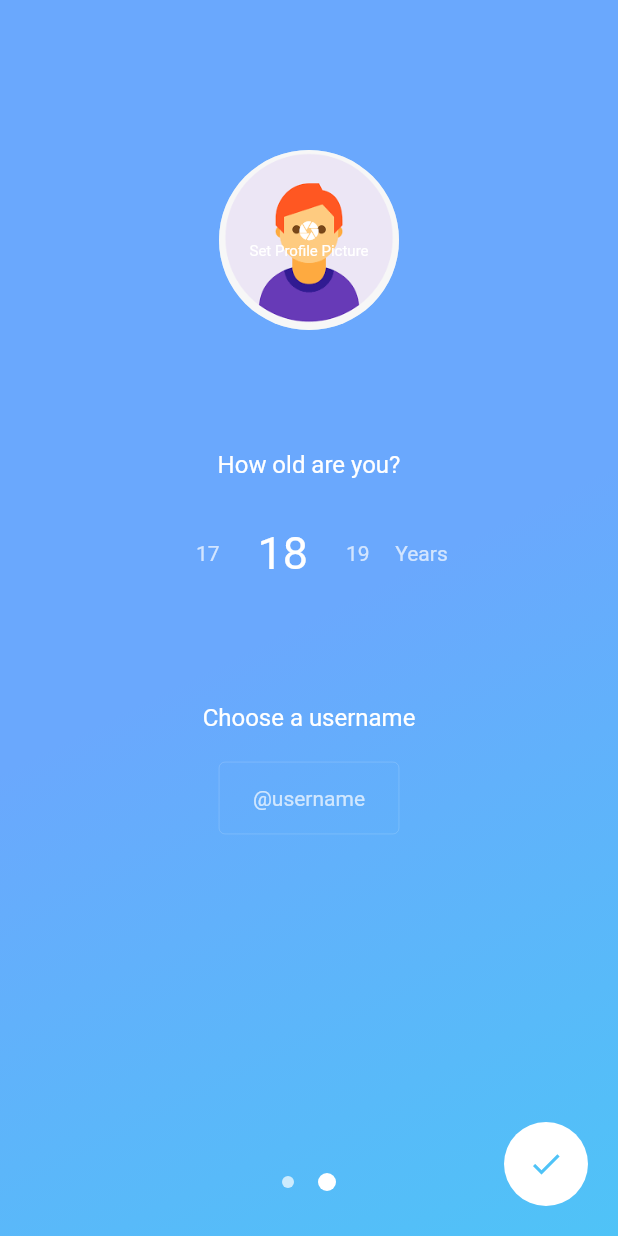
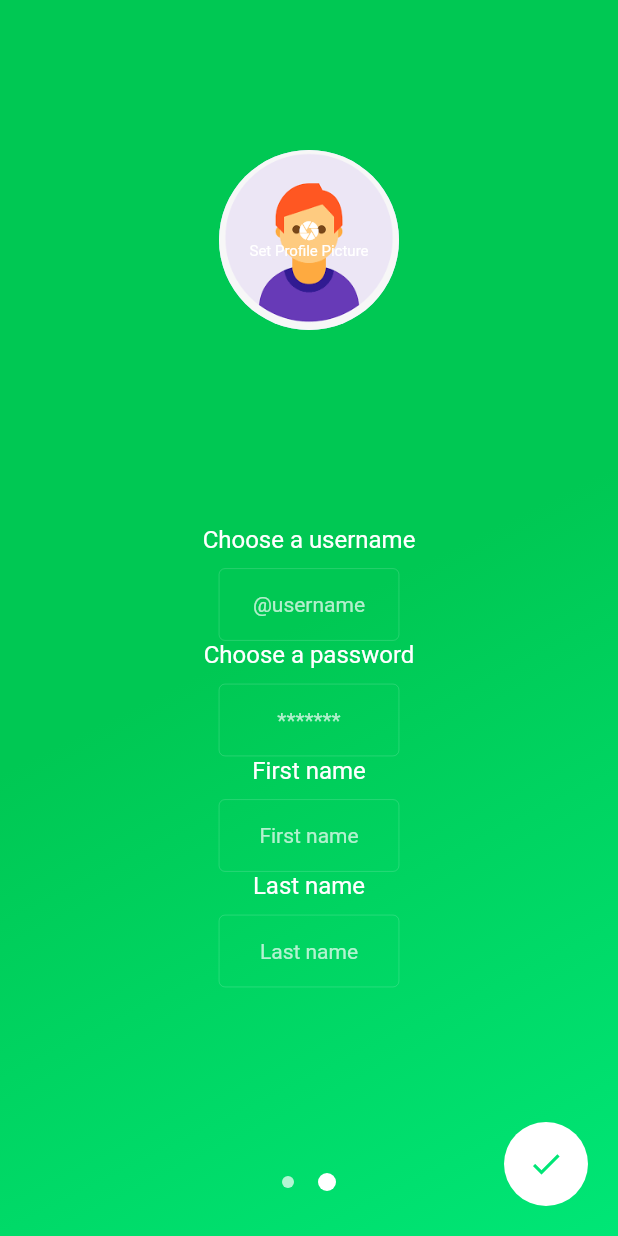
Before and after one commit to paaweel/Messenger, a Flutter app: the screen it shows after launch, swiped to page 2, on a phone screen of 412 x 824 dp. Run offline on Flutter 3.47's test engine with Material 2 defaults, Android fonts, the phone set to English and light mode, and no system bars; our stand-ins replace bloc, cloud_firestore, equatable, firebase_auth, firebase_storage, flutter_bloc and 1 more; missing offline and left inert: infinite_listview, requests, rubber; accounts and stored records are empty.

Commit message:
Authenticate users

```diff
--- a/lib/blocs/authentication/AuthenticationEvent.dart
+++ b/lib/blocs/authentication/AuthenticationEvent.dart
@@ -10,13 +10,23 @@ class AppLaunched extends AuthenticationEvent {
   String toString() => 'AppLaunched';
 }
 
-class ClickedGoogleLogin extends AuthenticationEvent {
+class ClickedLogin extends AuthenticationEvent {
+  final String password;
+  final String username;
+  ClickedLogin(this.username, this.password);
   @override
-  String toString() => 'ClickedGoogleLogin';
+  String toString() => 'ClickedLogin';
+}
+
+class ClickedRegister extends AuthenticationEvent {
+  final User user;
+  ClickedRegister(this.user);
+  @override
+  String toString() => 'ClickedLogin';
 }
 
 class LoggedIn extends AuthenticationEvent {
-  final FirebaseUser user;
+  final User user;
   LoggedIn(this.user);
   @override
   String toString() => 'LoggedIn';
--- a/lib/blocs/authentication/AuthenticationState.dart
+++ b/lib/blocs/authentication/AuthenticationState.dart
@@ -16,17 +16,10 @@ class AuthInProgress extends AuthenticationState{
 }
 
 class Authenticated extends AuthenticationState{
-  final FirebaseUser user;
+  final User user;
   Authenticated(this.user);
   @override
   String toString() => 'Authenticated';
-}
-
-class PreFillData extends AuthenticationState{
-  final User user;
-  PreFillData(this.user);
-  @override
-  String toString() => 'PreFillData';
 }
 
 class UnAuthenticated extends AuthenticationState{
--- a/lib/config/Palette.dart
+++ b/lib/config/Palette.dart
@@ -3,9 +3,9 @@ import 'package:flutter/material.dart';
 // Color palette for the app
 class Palette{
   static Color primaryColor = Colors.white;
-  static Color accentColor =  Color(0xff4fc3f7);
+  static Color accentColor =  Color(0xFF00E676);//Color(0xff4fc3f7);
   static Color gradientStartColor = accentColor;
-  static Color gradientEndColor = Color(0xff6aa8fd);
+  static Color gradientEndColor = Color(0xFF00C853);//Color(0xff6aa8fd);
   static Color secondaryColor = Colors.black;
   static Color primaryTextColor = Colors.black;
   static Color primaryTextColorLight = Colors.white;
--- a/lib/models/User.dart
+++ b/lib/models/User.dart
@@ -1,28 +1,23 @@
-import 'package:cloud_firestore/cloud_firestore.dart';
-
 class User{
-  String uid;
-  String documentId;
-  String name;
+  String firstName;
+  String lastName;
   String username;
-  int age;
+  String password;
   String photoUrl;
 
-  User({this.uid, this.documentId, this.name, this.username, this.age, this.photoUrl});
+  User({this.firstName, this.lastName, this.username, this.password, this.photoUrl});
 
-  factory User.fromFirestore(DocumentSnapshot doc) {
-    Map data = doc.data;
+  factory User.fromJson(Map<String, dynamic> json) {
     return User(
-      uid: data['uid'],
-      documentId: doc.documentID,
-      name: data['name'],
-      username: data['username'],
-      age: data['age'],
-      photoUrl: data['photoUrl']
+        firstName: json['firstName'] as String,
+        lastName: json['lastName'] as String,
+        username: json['username'] as String,
+        password: json['password'] as String
     );
   }
+
   @override
   String toString() {
-   return '{ uid: $uid, documentId: $documentId, name: $name, age: $age, username: $username, photoUrl: $photoUrl }';
+   return '{ firstName: $firstName, lastName: $lastName, username: $username }';
   }
 }
--- a/lib/pages/RegisterPage.dart
+++ b/lib/pages/RegisterPage.dart
@@ -1,12 +1,18 @@
+import 'dart:io';
+
 import 'package:flutter/material.dart';
 import 'package:flutter/widgets.dart';
+import 'package:flutter_bloc/flutter_bloc.dart';
+import 'package:image_picker/image_picker.dart';
 import 'package:kopper/config/Assets.dart';
 import 'package:kopper/config/Palette.dart';
 import 'package:kopper/config/Styles.dart';
 import 'package:kopper/config/Transitions.dart';
+import 'package:kopper/models/User.dart';
 import 'package:kopper/pages/ConversationPageSlide.dart';
 import 'package:kopper/widgets/CircleIndicator.dart';
 import 'package:kopper/widgets/NumberPicker.dart';
+import 'package:kopper/blocs/authentication/AuthenticationBloc.dart';
 
 class RegisterPage extends StatefulWidget {
   @override
@@ -19,7 +25,17 @@ class RegisterPage extends StatefulWidget {
 class _RegisterPageState extends State<RegisterPage>
     with SingleTickerProviderStateMixin, WidgetsBindingObserver {
   int currentPage = 0;
+
+  //fields for the form
+  File profileImageFile;
+  ImageProvider profileImage;
   int age = 18;
+  bool loggingIn = false;
+  final TextEditingController usernameController = TextEditingController();
+  final TextEditingController passwordController = TextEditingController();
+  final TextEditingController firstNameController = TextEditingController();
+  final TextEditingController lastNameController = TextEditingController();
+
   var isKeyboardOpen =
       false; //this variable keeps track of the keyboard, when its shown and when its hidden
 
@@ -34,10 +50,19 @@ class _RegisterPageState extends State<RegisterPage>
   AnimationController usernameFieldAnimationController;
   Animation profilePicHeightAnimation, usernameAnimation, ageAnimation;
   FocusNode usernameFocusNode = FocusNode();
+  FocusNode passwordFocusNode = FocusNode();
+  FocusNode firstNameFocusNode = FocusNode();
+  FocusNode lastNameFocusNode = FocusNode();
 
+  AuthenticationBloc authenticationBloc;
 
   @override
   void initState() {
+    initApp();
+    super.initState();
+  }
+
+  void initApp() async {
     WidgetsBinding.instance.addObserver(this);
     usernameFieldAnimationController =
         AnimationController(vsync: this, duration: Duration(milliseconds: 300));
@@ -69,7 +94,13 @@ class _RegisterPageState extends State<RegisterPage>
         end = Alignment(1 - pageController.page, 1 - pageController.page);
       });
     });
-    super.initState();
+
+    authenticationBloc = BlocProvider.of<AuthenticationBloc>(context);
+    authenticationBloc.listen((state) {
+      if (state is Authenticated) {
+        updatePageState(1);
+      }
+    });
   }
 
   @override
@@ -80,7 +111,25 @@ class _RegisterPageState extends State<RegisterPage>
           resizeToAvoidBottomPadding: false,
           //  avoids the bottom overflow warning when keyboard is shown
           body: SafeArea(
-              child: Container(
+              child: Stack(
+            children: <Widget>[
+              buildHome(),
+              BlocBuilder<AuthenticationBloc, AuthenticationState>(
+                builder: (context, state) {
+                  if (state is AuthInProgress ||
+                      state is ProfileUpdateInProgress) {
+                    return buildCircularProgressBarWidget();
+                  }
+                  return SizedBox();
+                },
+              )
+            ],
+          )),
+        ));
+  }
+
+  buildHome() {
+    return Container(
         decoration: BoxDecoration(
             gradient: LinearGradient(begin: begin, end: end, colors: [
           Palette.gradientStartColor,
@@ -89,17 +138,11 @@ class _RegisterPageState extends State<RegisterPage>
         child: Stack(
             alignment: AlignmentDirectional.bottomCenter,
             children: <Widget>[
-                        AnimatedContainer(
-                            duration: Duration(milliseconds: 1500),
-                            child: PageView(
+              PageView(
                   controller: pageController,
                   physics: NeverScrollableScrollPhysics(),
-                                onPageChanged: (int page) =>
-                                    updatePageState(page),
-                                children: <Widget>[
-                                  buildPageOne(),
-                                  buildPageTwo()
-                                ])),
+                  onPageChanged: (int page) => updatePageState(page),
+                  children: <Widget>[buildPageOne(), buildPageTwo()]),
               Container(
                 margin: EdgeInsets.only(bottom: 30),
                 child: Row(
@@ -111,34 +154,43 @@ class _RegisterPageState extends State<RegisterPage>
                   ],
                 ),
               ),
-                        AnimatedOpacity(
-                            opacity: currentPage == 1 ? 1.0 : 0.0, //shows only on page 1
-                            duration: Duration(milliseconds: 500),
+              buildUpdateProfileButtonWidget()
+            ]));
+  }
+
+  buildCircularProgressBarWidget() {
+    return Container(
+        decoration: BoxDecoration(
+            gradient: LinearGradient(begin: begin, end: end, colors: [
+          Palette.gradientStartColor,
+          Palette.gradientEndColor
+        ])),
         child: Container(
-                                margin: EdgeInsets.only(right: 20, bottom: 20),
-                                child: Row(
-                                  mainAxisAlignment: MainAxisAlignment.end,
-                                  mainAxisSize: MainAxisSize.max,
-                                  children: <Widget>[
-                                    FloatingActionButton(
-                                      onPressed: () => navigateToHome(),
-                                      elevation: 0,
-                                      backgroundColor: Palette.primaryColor,
-                                      child: Icon(
-                                        Icons.done,
-                                        color: Palette.accentColor,
-                                      ),
+            child: Center(
+          child: Column(children: <Widget>[
+            buildHeaderSectionWidget(),
+            Container(
+              margin: EdgeInsets.only(top: 100),
+              child: CircularProgressIndicator(
+                  valueColor:
+                      AlwaysStoppedAnimation<Color>(Palette.primaryColor)),
             )
-                                  ],
-                                )))
-                      ]))),
-        ));
+          ]),
+        )));
   }
 
   buildPageOne() {
-    return Container(
-      child: Column(
+    return Column(
       children: <Widget>[
+        buildHeaderSectionWidget(),
+        buildSignInButtonWidget(),
+        buildLogInButtonWidget()
+      ],
+    );
+  }
+
+  buildHeaderSectionWidget() {
+    return Column(children: <Widget>[
       Container(
           margin: EdgeInsets.only(top: 250),
           child: Image.asset(Assets.icon, height: 100)),
@@ -148,27 +200,50 @@ class _RegisterPageState extends State<RegisterPage>
               style: TextStyle(
                   color: Colors.white,
                   fontWeight: FontWeight.bold,
-                      fontSize: 22))),
-          Container(
-              margin: EdgeInsets.only(top: 100),
-              child: ButtonTheme(
-                  height: 40,
+                  fontSize: 22)))
+    ]);
+  }
+
+  buildLogInButtonWidget() {
+    return Container(
+        margin: EdgeInsets.only(top: 0),
         child: FlatButton.icon(
-                      onPressed: () => updatePageState(1),
+            onPressed: () {
+              loggingIn = true;
+              updatePageState(1);
+            },
             color: Colors.transparent,
             icon: Image.asset(
               Assets.icon,
               height: 25,
             ),
             label: Text(
-                        'Sign In with Google',
+              'I already have an account',
               style: TextStyle(
                   color: Palette.primaryTextColorLight,
                   fontWeight: FontWeight.w800),
-                      ))))
-        ],
+            )));
+  }
+
+  buildSignInButtonWidget() {
+    return Container(
+        margin: EdgeInsets.only(top: 70),
+        child: FlatButton.icon(
+            onPressed: () {
+              loggingIn = false;
+              updatePageState(1);
+            },
+            color: Colors.transparent,
+            icon: Image.asset(
+              Assets.icon,
+              height: 25,
             ),
-    );
+            label: Text(
+              'Create New Account',
+              style: TextStyle(
+                  color: Palette.primaryTextColorLight,
+                  fontWeight: FontWeight.w800),
+            )));
   }
 
   buildPageTwo() {
@@ -176,13 +251,87 @@ class _RegisterPageState extends State<RegisterPage>
         // to dismiss the keyboard when the user tabs out of the TextField
         onTap: () {
       FocusScope.of(context).requestFocus(FocusNode());
+    }, child: Container(
+      child: BlocBuilder<AuthenticationBloc, AuthenticationState>(
+        builder: (context, state) {
+          profileImage = Image.asset(Assets.user).image;
+          if (state is ReceivedProfilePicture) {
+            profileImageFile = state.file;
+            profileImage = Image.file(profileImageFile).image;
+          }
+          return loggingIn ? buildLoginColumn() : buildSignInColumn();
         },
-        child: Container(
-          child: Column(
+      ),
+    ));
+  }
+
+  buildLoginColumn() {
+    return Column(
       crossAxisAlignment: CrossAxisAlignment.center,
       children: <Widget>[
         SizedBox(height: profilePicHeightAnimation.value),
-              Container(
+        buildProfilePictureWidget(),
+        SizedBox(
+          height: usernameAnimation.value,
+        ),
+        Text(
+          'Username',
+          style: Styles.questionLight,
+        ),
+        buildUsernameWidget(),
+        Text(
+          'Password',
+          style: Styles.questionLight,
+        ),
+        buildPasswordWidget()
+      ],
+    );
+  }
+
+  buildSignInColumn() {
+    return Column(
+      crossAxisAlignment: CrossAxisAlignment.center,
+      children: <Widget>[
+        SizedBox(height: profilePicHeightAnimation.value),
+        buildProfilePictureWidget(),
+        SizedBox(
+          height: ageAnimation.value,
+        ),
+//        Text(
+//          'How old are you?',
+//          style: Styles.questionLight,
+//        ),
+//        buildAgePickerWidget(),
+        SizedBox(
+          height: usernameAnimation.value,
+        ),
+        Text(
+          'Choose a username',
+          style: Styles.questionLight,
+        ),
+        buildUsernameWidget(),
+        Text(
+          'Choose a password',
+          style: Styles.questionLight,
+        ),
+        buildPasswordWidget(),
+        Text(
+          'First name',
+          style: Styles.questionLight,
+        ),
+        buildFirstNameWidget(),
+        Text(
+          'Last name',
+          style: Styles.questionLight,
+        ),
+        buildLastNameWidget()
+      ],
+    );
+  }
+
+  buildProfilePictureWidget() {
+    return GestureDetector(
+      onTap: pickImage,
       child: CircleAvatar(
         child: Column(
           mainAxisAlignment: MainAxisAlignment.center,
@@ -202,17 +351,14 @@ class _RegisterPageState extends State<RegisterPage>
             )
           ],
         ),
-                backgroundImage: Image.asset(Assets.user).image,
+        backgroundImage: profileImage,
         radius: 60,
-              )),
-              SizedBox(
-                height: ageAnimation.value,
       ),
-              Text(
-                'How old are you?',
-                style: Styles.questionLight,
-              ),
-              Row(
+    );
+  }
+
+  buildAgePickerWidget() {
+    return Row(
       mainAxisSize: MainAxisSize.min,
       children: <Widget>[
         NumberPicker.horizontal(
@@ -224,47 +370,56 @@ class _RegisterPageState extends State<RegisterPage>
               setState(() {
                 age = value;
               });
-                        //   print(age);
             }),
         Text('Years', style: Styles.textLight)
       ],
-              ),
-              SizedBox(
-                height: usernameAnimation.value,
-              ),
-              Container(
-                child: Text(
-                  'Choose a username',
-                  style: Styles.questionLight,
-                ),
-              ),
-              Container(
-                  margin: EdgeInsets.only(top: 20),
+    );
+  }
+
+
+
+  buildTextInputWidget(String hintText, TextEditingController controller, FocusNode focusNode, {bool obscure = false}) {
+    return Container(
+        margin: EdgeInsets.only(top: 10),
         width: 120,
         child: TextField(
           textAlign: TextAlign.center,
           style: Styles.subHeadingLight,
-                    focusNode: usernameFocusNode,
+          focusNode: focusNode,
+          controller: controller,
+          obscureText: obscure,
           decoration: InputDecoration(
-                      hintText: '@username',
+            hintText: hintText,
             hintStyle: Styles.hintTextLight,
             contentPadding: EdgeInsets.fromLTRB(10, 5, 10, 5),
             focusedBorder: OutlineInputBorder(
-                        borderSide:
-                            BorderSide(color: Palette.primaryColor, width: 0.1),
+              borderSide: BorderSide(color: Palette.primaryColor, width: 0.1),
             ),
             enabledBorder: OutlineInputBorder(
-                        borderSide:
-                            BorderSide(color: Palette.primaryColor, width: 0.1),
+              borderSide: BorderSide(color: Palette.primaryColor, width: 0.1),
             ),
-                    ),
-                  ))
-            ],
           ),
         ));
   }
 
+  buildFirstNameWidget() {
+    return buildTextInputWidget("First name", firstNameController, firstNameFocusNode);
+  }
+
+  buildLastNameWidget() {
+    return buildTextInputWidget("Last name", lastNameController, lastNameFocusNode);
+  }
+
+  buildUsernameWidget() {
+    return buildTextInputWidget("@username", usernameController, usernameFocusNode);
+  }
+
+  buildPasswordWidget() {
+    return buildTextInputWidget("*******", passwordController, passwordFocusNode, obscure:true);
+  }
+
   updatePageState(index) {
+    if (currentPage == index) return;
     if (index == 1)
       pageController.nextPage(
           duration: Duration(milliseconds: 300), curve: Curves.easeIn);
@@ -274,16 +429,21 @@ class _RegisterPageState extends State<RegisterPage>
     });
   }
 
-  Future<bool> onWillPop() {
+  Future pickImage() async {
+    profileImageFile = await ImagePicker.pickImage(source: ImageSource.gallery);
+    authenticationBloc.add(PickedProfilePicture(profileImageFile));
+  }
+
+  Future<bool> onWillPop() async {
     if (currentPage == 1) {
       //go to first page if currently on second page
       pageController.previousPage(
         duration: Duration(milliseconds: 300),
         curve: Curves.easeOut,
       );
-      return Future.value(false);
+      return false;
     }
-    return Future.value(true);
+    return true;
   }
 
   @override
@@ -324,4 +484,35 @@ class _RegisterPageState extends State<RegisterPage>
       SlideLeftRoute(page: ConversationPageSlide()),
     );
   }
+
+  buildUpdateProfileButtonWidget() {
+    return AnimatedOpacity(
+        opacity: currentPage == 1 ? 1.0 : 0.0,
+        //shows only on page 1
+        duration: Duration(milliseconds: 500),
+        child: Container(
+            margin: EdgeInsets.only(right: 20, bottom: 20),
+            child: Row(
+              mainAxisAlignment: MainAxisAlignment.end,
+              mainAxisSize: MainAxisSize.max,
+              children: <Widget>[
+                FloatingActionButton(
+                  onPressed: () => authenticationBloc.add(loggingIn
+                      ? ClickedLogin(
+                          usernameController.text, passwordController.text)
+                      : ClickedRegister(User(
+                          firstName: firstNameController.text,
+                          lastName: lastNameController.text,
+                          username: usernameController.text,
+                          password: usernameController.text))),
+                  elevation: 0,
+                  backgroundColor: Palette.primaryColor,
+                  child: Icon(
+                    Icons.done,
+                    color: Palette.accentColor,
+                  ),
+                )
+              ],
+            )));
   }
+}
--- a/lib/repositiories/AuthenticationRepository.dart
+++ b/lib/repositiories/AuthenticationRepository.dart
@@ -1,16 +1,20 @@
-import 'package:firebase_auth/firebase_auth.dart';
-import 'package:kopper/providers/AuthenticationProvider.dart';
+import 'package:kopper/models/User.dart';
+import 'package:kopper/providers/RequestsAuthenticationProvider.dart';
 import 'package:kopper/providers/BaseProvider.dart';
 
+// Responsible for creating users and retrieving their information
 class AuthenticationRepository {
-  BaseAuthenticationProvider authenticationProvider = AuthenticationProvider();
+  BaseAuthenticationProvider authenticationProvider = RequestsAuthenticationProvider();
 
-  Future<FirebaseUser> signInWithGoogle() =>
-      authenticationProvider.signInWithGoogle();
+  Future<User> signIn(User user) =>
+      authenticationProvider.signIn(user);
 
-  Future<void> signOutUser() => authenticationProvider.signOutUser();
+  Future<User> logIn(String username, String password) =>
+      authenticationProvider.logIn(username, password);
 
-  Future<FirebaseUser> getCurrentUser() =>
+  Future<void> signOutUser() => authenticationProvider.logOutUser();
+
+  Future<User> getCurrentUser() =>
       authenticationProvider.getCurrentUser();
 
   Future<bool> isLoggedIn() => authenticationProvider.isLoggedIn();
--- a/lib/repositiories/StorageRepository.dart
+++ b/lib/repositiories/StorageRepository.dart
@@ -2,6 +2,7 @@ import 'dart:io';
 
 import 'package:kopper/providers/StorageProvider.dart';
 
+// Uploads file images
 class StorageRepository{
   StorageProvider storageProvider = StorageProvider();
   Future<String> uploadImage(File file, String path) => storageProvider.uploadImage(file, path);
--- a/pubspec.yaml
+++ b/pubspec.yaml
@@ -33,6 +33,7 @@ dependencies:
   cloud_firestore: ^0.12.9+1  # firebase db
   image_picker: ^0.6.1+4      # image picker for gallery
   firebase_storage: ^3.0.6    # storage for storing image files
+  requests: ^3.3.0    # storage for storing image files
 
   # The following adds the Cupertino Icons font to your application.
   # Use with the CupertinoIcons class for iOS style icons.
```
Also changed, not shown: lib/blocs/authentication/AuthenticationBloc.dart (+30 -17 lines), lib/config/Urls.dart (added, +13 -0 lines), lib/models/UserRegistration.dart (added, +23 -0 lines), lib/providers/AuthenticationProvider.dart (deleted, +0 -41 lines), lib/providers/BaseProvider.dart (+6 -5 lines), lib/providers/RequestsAuthenticationProvider.dart (added, +47 -0 lines), lib/providers/UserDataProvider.dart (+10 -10 lines), lib/repositiories/UserDataRepository.dart (+4 -4 lines), pubspec.lock, 2 other files. Lines whose indentation alone changed are shown as unchanged.
